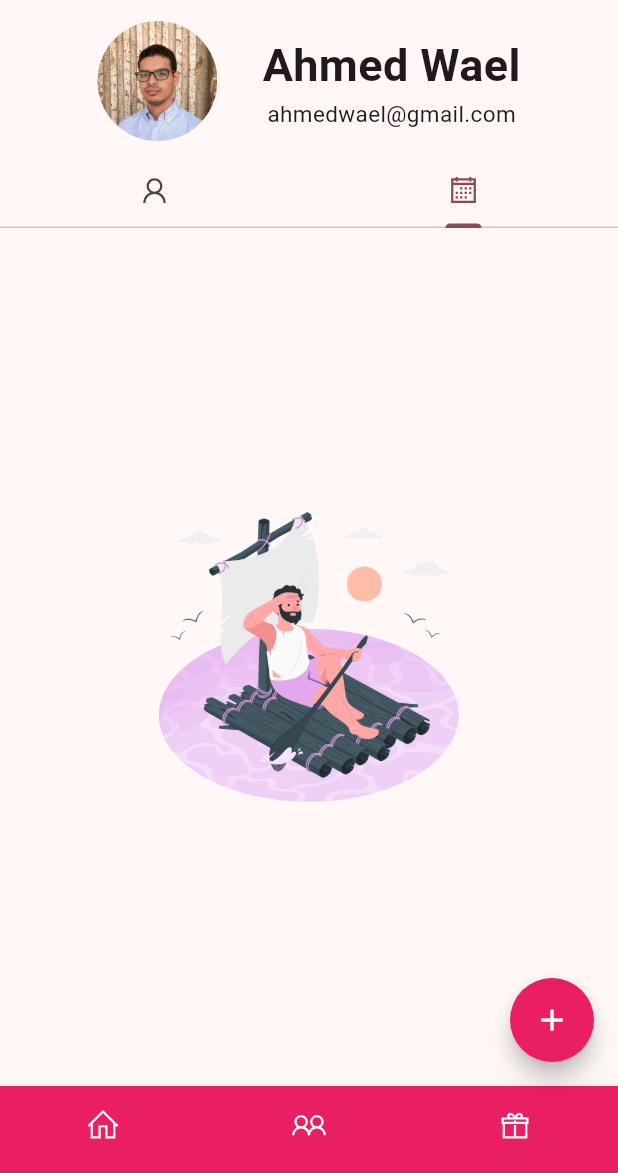
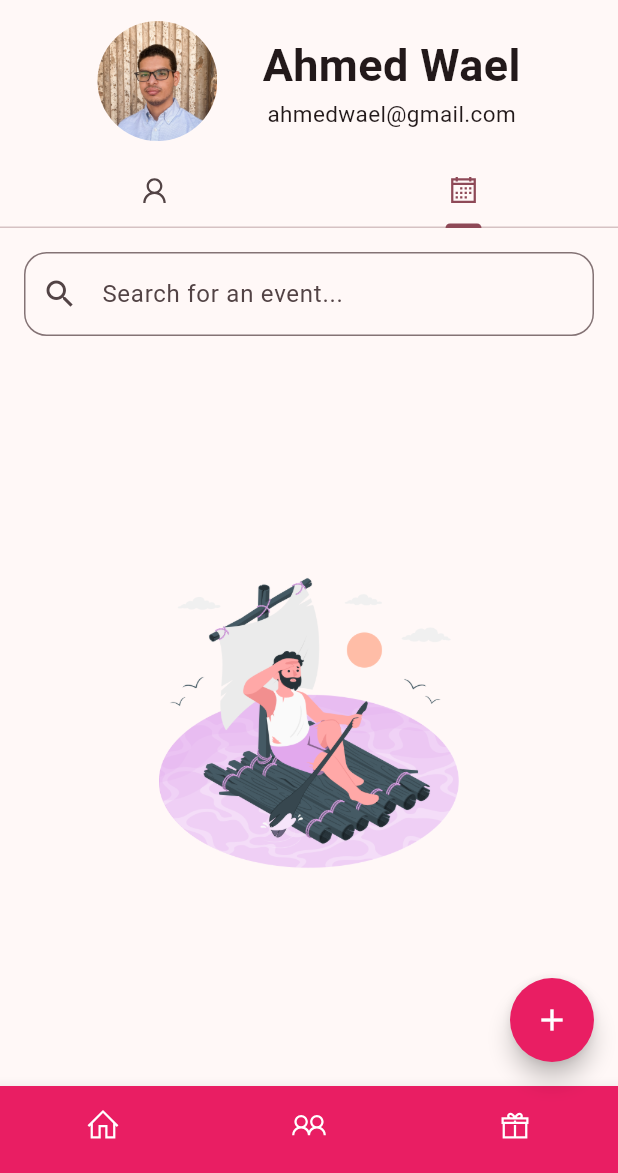
Before and after one commit to ahmed-wael2002/hedieaty-20P3343, a Flutter app: the screen it shows after launch, tab 2 chosen, on a phone screen of 412 x 824 dp, the part 63-1236 px from its top. Run offline on Flutter 3.47's test engine with Material 3 defaults, Android fonts, the phone set to English and light mode, and no system bars; drawn by our look-alikes of flutter_speed_dial; our stand-ins replace line_awesome_flutter; accounts and stored records are empty.

Commit message:
Added searching filtration for both friendsList and eventsList

```diff
--- a/lib/Pages/FriendPage.dart
+++ b/lib/Pages/FriendPage.dart
@@ -12,11 +12,11 @@ class Friendpage extends StatelessWidget {
   Widget build(BuildContext context) {
 
     return Scaffold(
-      appBar: Header(),
+      appBar: const Header(),
       body: Column(
         children: [
           ProfileWidget(imageUrl: friend.imageUrl, name: friend.name, email: friend.email),
-          FriendsList(friend.friendsList),
+          Expanded(child:FriendsList(friend.friendsList),)
         ],
       ),
 
--- a/lib/Utils/events_list_view.dart
+++ b/lib/Utils/events_list_view.dart
@@ -13,46 +13,95 @@ class EventsList extends StatefulWidget {
 
 class _EventsListState extends State<EventsList> {
   late List<Event> _events;
+  late List<Event> _filteredEvents;
+  late final TextEditingController _searchController;
 
   @override
   void initState() {
     super.initState();
     _events = widget.events ?? [];
+    _filteredEvents = _events;
+    _searchController  = TextEditingController();
+    _searchController.addListener(() {
+      filterEvents();
+    });
+  }
+
+  @override
+  void dispose() {
+    _searchController.dispose();
+    super.dispose();
+  }
+
+  void filterEvents() {
+    final query = _searchController.text.toLowerCase();
+    setState(() {
+      _filteredEvents = _events.where((event) {
+        return event.name.toLowerCase().contains(query);
+      }).toList();
+    });
   }
 
   @override
   Widget build(BuildContext context) {
-    return widget.events == null || widget.events!.isEmpty
-        ? Center( child: Image.asset('assets/images/empty.png', width: 200, height: 200,),)
+    return Column(
+      children: [
+        Padding(
+          padding: const EdgeInsets.all(16.0),
+          child: TextField(
+            controller: _searchController,
+            decoration: const InputDecoration(
+              hintText: 'Search for an event...',
+              prefixIcon: Icon(Icons.search),
+              border: OutlineInputBorder(
+                borderRadius: BorderRadius.all(Radius.circular(15.0)),
+              ),
+            ),
+          ),
+        ),
+        Expanded(
+          child: _filteredEvents.isEmpty
+              ? Center(
+            child: Image.asset(
+              'assets/images/empty.png',
+              width: 200,
+              height: 200,
+            ),
+          )
               : ListView.separated(
-      padding: const EdgeInsets.all(16.0), // Padding on all sides
-      itemCount: widget.events!.length,
+            padding: const EdgeInsets.all(16.0),
+            itemCount: _filteredEvents.length,
             itemBuilder: (BuildContext context, int index) {
               return ListTile(
                 shape: RoundedRectangleBorder(
                   borderRadius: BorderRadius.circular(15.0),
                 ),
-            // tileColor: Colors.purple[100],
-            onTap:(){
+                onTap: () {
                   Navigator.push(
                     context,
                     MaterialPageRoute(
-                  builder: (context) => Eventspage(event: _events[index]),
+                      builder: (context) => Eventspage(event: _filteredEvents[index]),
                     ),
                   );
                 },
-            title: Text(widget.events![index].name),
-            subtitle: Text(widget.events![index].numberOfGifts == 0? 'No gifts' : '${widget.events![index].numberOfGifts} of gifts'),
-            leading: widget.events![index].type,
+                title: Text(_filteredEvents[index].name),
+                subtitle: Text(_filteredEvents[index].numberOfGifts == 0
+                    ? 'No gifts'
+                    : '${_filteredEvents[index].numberOfGifts} gifts'),
+                leading: _filteredEvents[index].type,
                 trailing: IconButton(
                   icon: const Icon(LineAwesomeIcons.trash, color: Colors.red),
-              onPressed: ()=>setState(() {
+                  onPressed: () => setState(() {
                     _events.removeAt(index);
+                    filterEvents();
                   }),
                 ),
               );
             },
             separatorBuilder: (BuildContext context, int index) => const SizedBox(height: 10),
+          ),
+        ),
+      ],
     );
   }
 }
```
Also changed, not shown: lib/Utils/friends_list_view.dart (+50 -8 lines). Lines whose indentation alone changed are shown as unchanged.
